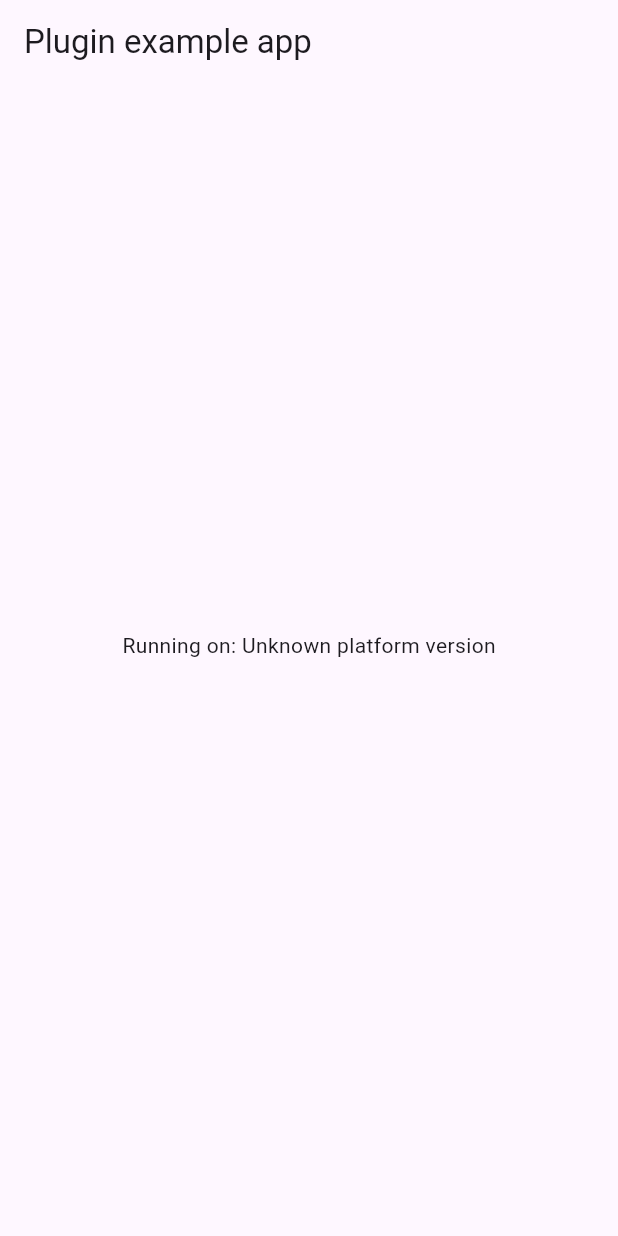
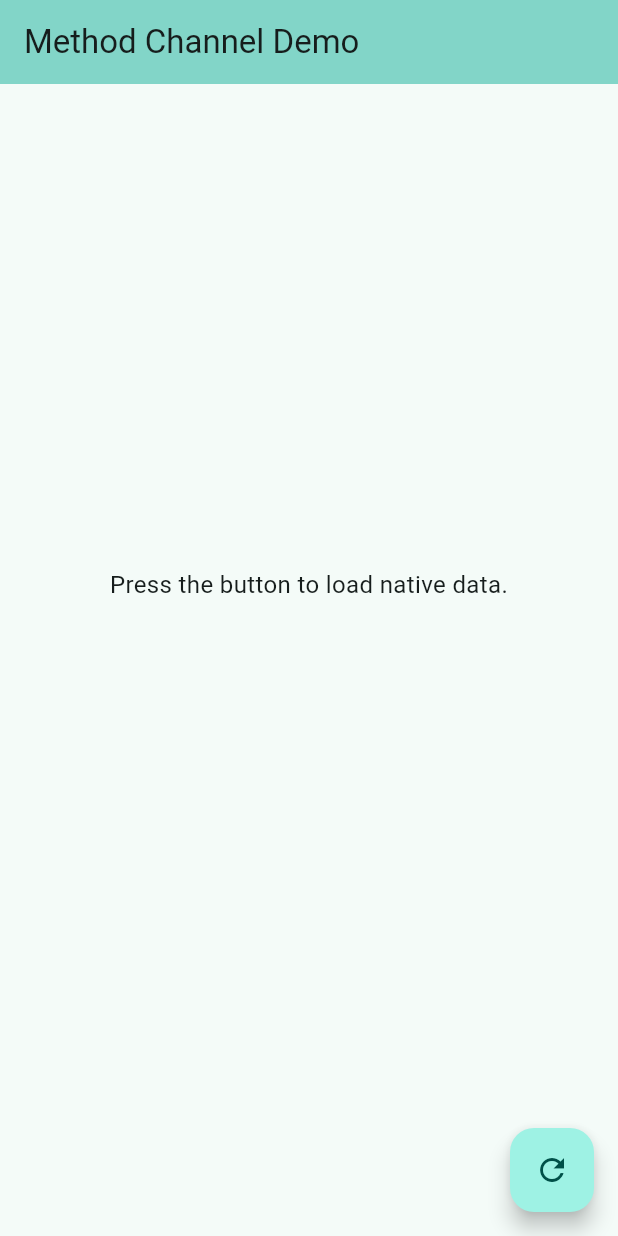
Before and after one commit to alighelejbeigi/smart_tech, a Flutter app: the screen it shows after launch, on a phone screen of 412 x 824 dp. Run offline on Flutter 3.47's test engine with Material 3 defaults, Android fonts, the phone set to English and light mode, and no system bars; our stand-ins replace plugin_platform_interface, web.

Commit message:
wip: add some logic for get data from native

```diff
--- a/example/lib/main.dart
+++ b/example/lib/main.dart
@@ -1,62 +1,132 @@
+// example/lib/main.dart
+
 import 'package:flutter/material.dart';
-import 'dart:async';
-
-import 'package:flutter/services.dart';
-import 'package:smart_tech/smart_tech.dart';
+import 'package:smart_tech/smart_tech.dart'; // import پکیج شما
 
 void main() {
   runApp(const MyApp());
 }
 
-class MyApp extends StatefulWidget {
+class MyApp extends StatelessWidget {
   const MyApp({super.key});
 
   @override
-  State<MyApp> createState() => _MyAppState();
+  Widget build(BuildContext context) {
+    return MaterialApp(
+      title: 'Smart Tech Demo',
+      theme: ThemeData(
+        colorScheme: ColorScheme.fromSeed(seedColor: Colors.teal),
+      ),
+      home: const SmartTechDemo(),
+    );
+  }
 }
 
-class _MyAppState extends State<MyApp> {
-  String _platformVersion = 'Unknown';
-  final _smartTechPlugin = SmartTech();
+class SmartTechDemo extends StatefulWidget {
+  const SmartTechDemo({super.key});
 
   @override
-  void initState() {
-    super.initState();
-    initPlatformState();
+  State<SmartTechDemo> createState() => _SmartTechDemoState();
 }
 
-  // Platform messages are asynchronous, so we initialize in an async method.
-  Future<void> initPlatformState() async {
-    String platformVersion;
-    // Platform messages may fail, so we use a try/catch PlatformException.
-    // We also handle the message potentially returning null.
+class _SmartTechDemoState extends State<SmartTechDemo> {
+  final _smartTechPlugin = SmartTech(); // ساخت یک instance از کلاس پلاگین
+  int? _randomNumber;
+  int? _fixedValue;
+  String _statusMessage = 'Press the button to load native data.';
+
+  Future<void> _loadNativeData() async {
+    setState(() {
+      _statusMessage = 'Loading data...';
+      _randomNumber = null;
+      _fixedValue = null;
+    });
+
     try {
-      platformVersion =
-          await _smartTechPlugin.getPlatformVersion() ?? 'Unknown platform version';
-    } on PlatformException {
-      platformVersion = 'Failed to get platform version.';
+      // فراخوانی متد جدید
+      final data = await _smartTechPlugin.getNativeData();
+
+      if (data != null) {
+        setState(() {
+          _randomNumber = data['randomNumber'];
+          _fixedValue = data['fixedValue'];
+          _statusMessage = 'Data loaded successfully!';
+        });
+      } else {
+        setState(() {
+          _statusMessage = 'Error: Received null data.';
+        });
       }
-
-    // If the widget was removed from the tree while the asynchronous platform
-    // message was in flight, we want to discard the reply rather than calling
-    // setState to update our non-existent appearance.
-    if (!mounted) return;
-
+    } catch (e) {
       setState(() {
-      _platformVersion = platformVersion;
+        _statusMessage = 'ERROR: $e';
       });
+    }
   }
 
   @override
   Widget build(BuildContext context) {
-    return MaterialApp(
-      home: Scaffold(
+    return Scaffold(
       appBar: AppBar(
-          title: const Text('Plugin example app'),
+        title: const Text('Method Channel Demo'),
+        backgroundColor: Theme.of(context).colorScheme.inversePrimary,
       ),
       body: Center(
-          child: Text('Running on: $_platformVersion\n'),
+        child: Column(
+          mainAxisAlignment: MainAxisAlignment.center,
+          children: <Widget>[
+            Text(
+              _statusMessage,
+              style: const TextStyle(fontSize: 16),
+              textAlign: TextAlign.center,
             ),
+            const SizedBox(height: 30),
+
+            // نمایش مقدار رندوم
+            if (_randomNumber != null) ...[
+              const Text(
+                'Random Value from Native:',
+                style: TextStyle(fontWeight: FontWeight.bold),
+              ),
+              Text(
+                '$_randomNumber',
+                style: Theme.of(
+                  context,
+                ).textTheme.headlineMedium?.copyWith(color: Colors.blue),
+              ),
+            ],
+
+            const SizedBox(height: 20),
+
+            // نمایش مقدار ثابت
+            if (_fixedValue != null) ...[
+              const Text(
+                'Fixed Value (100) from Native:',
+                style: TextStyle(fontWeight: FontWeight.bold),
+              ),
+              Text(
+                '$_fixedValue',
+                style: Theme.of(
+                  context,
+                ).textTheme.headlineMedium?.copyWith(color: Colors.green),
+              ),
+            ],
+
+            // نمایش لودینگ
+            if (_randomNumber == null && _statusMessage == 'Loading data...')
+              const Padding(
+                padding: EdgeInsets.only(top: 20),
+                child: CircularProgressIndicator(),
+              ),
+
+            const SizedBox(height: 50),
+          ],
+        ),
+      ),
+      floatingActionButton: FloatingActionButton(
+        onPressed: _loadNativeData,
+        tooltip: 'Get Native Data',
+        child: const Icon(Icons.refresh),
       ),
     );
   }
--- a/lib/smart_tech_platform_interface.dart
+++ b/lib/smart_tech_platform_interface.dart
@@ -26,4 +26,8 @@ abstract class SmartTechPlatform extends PlatformInterface {
   Future<String?> getPlatformVersion() {
     throw UnimplementedError('platformVersion() has not been implemented.');
   }
+
+  Future<Map<String, int>?> getNativeData() {
+    throw UnimplementedError('getNativeData() has not been implemented.');
+  }
 }
```
Also changed, not shown: lib/smart_tech_method_channel.dart (+26 -1 lines), 2 other files. Lines whose indentation alone changed are shown as unchanged.
